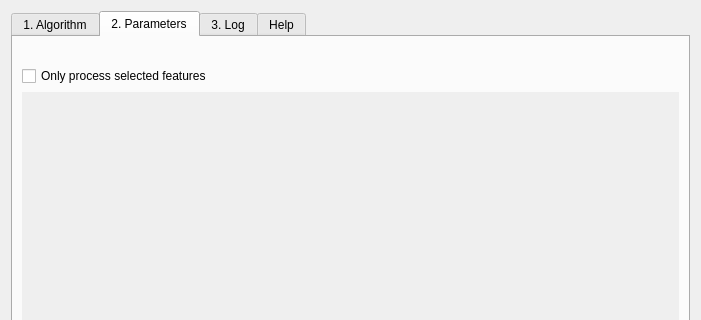
Before: the Qt Designer form qps/speclib/ui/spectralprocessingwidget.ui in EnMAP-Box/qgispluginsupport, drawn with Qt 5; both pictures show x 0 to 701 and y 0 to 320 of the 701 by 593 pixel window.
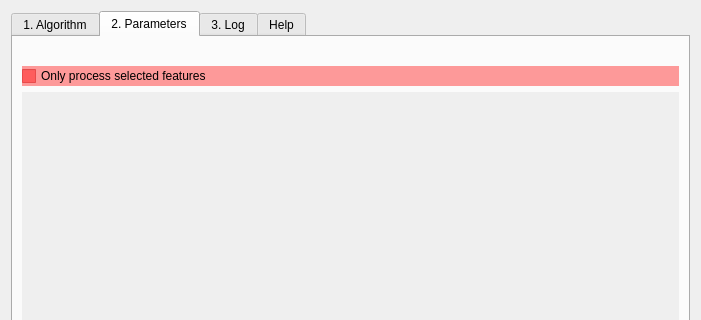
After: the same form once the commit is applied. The open tabs and pages were chosen to show the change. Icons and pictures are not drawn. Custom widgets are drawn as their Qt base class.

Commit message: added speclib processing docs

Patch:
```diff
--- a/qps/speclib/ui/spectralprocessingwidget.ui
+++ b/qps/speclib/ui/spectralprocessingwidget.ui
@@ -87,6 +87,10 @@
         </item>
         <item>
          <widget class="QCheckBox" name="cbSelectedFeaturesOnly">
+          <property name="styleSheet">
+           <string notr="true">
+background-color: rgba(255, 0, 0, 100);</string>
+          </property>
           <property name="text">
            <string>Only process selected features</string>
           </property>
```
The commit also changes 2 other files.
